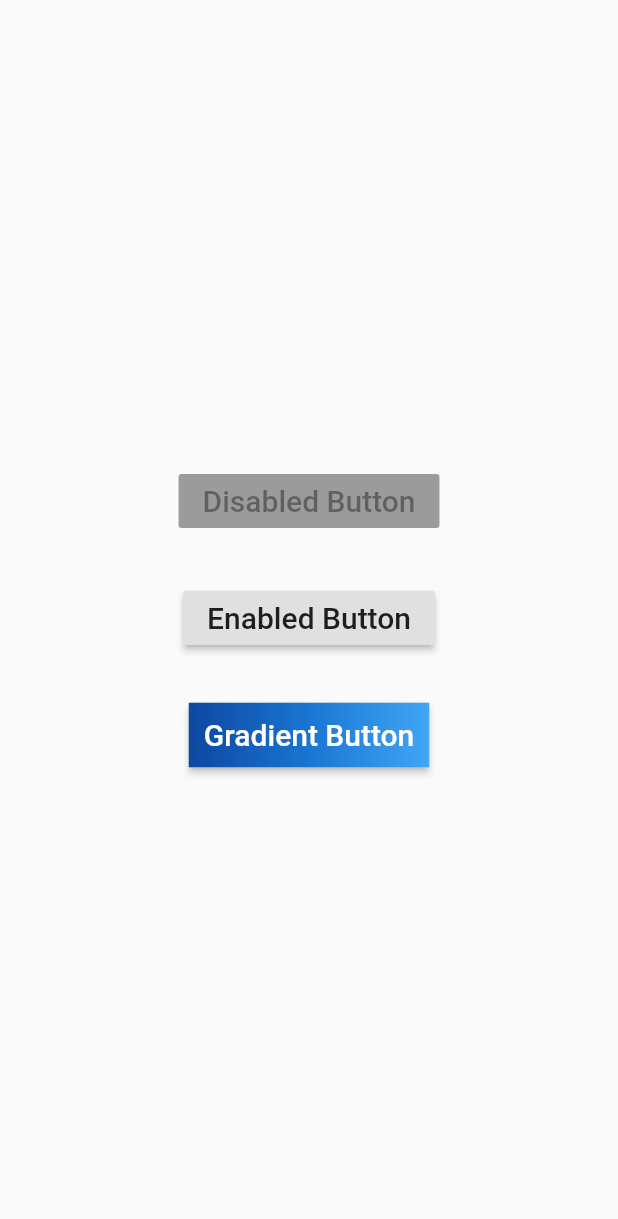
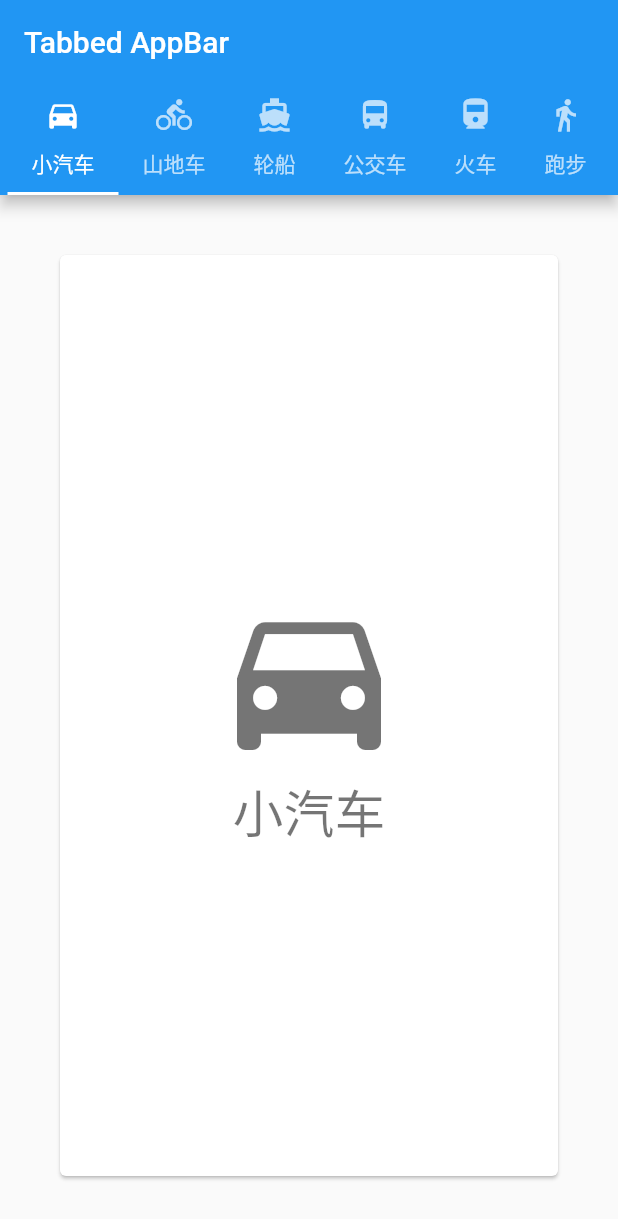
Before and after one commit to rldt/tmachine, a Flutter app: the screen it shows after launch, on a phone screen of 412 x 824 dp. Shown: the top 1219 px of the screen. Run offline on Flutter 3.47's test engine with Material 2 defaults, Android fonts, the phone set to English and light mode, and no system bars.

Commit message:
体验Flutter组件

```diff
--- /dev/null
+++ b/lib/layout/AppBar.1.dart
@@ -0,0 +1,77 @@
+import 'package:flutter/material.dart';
+
+class TabbedAppBarSample extends StatelessWidget {
+  @override
+  Widget build(BuildContext context) {
+    return new MaterialApp(
+      home: new DefaultTabController(
+        length: choices.length,
+        child: new Scaffold(
+          appBar: new AppBar(
+            title: const Text('Tabbed AppBar'),
+            bottom: new TabBar(
+              isScrollable: true,
+              tabs: choices.map((Choice choice) {
+                return new Tab(
+                  text: choice.title,
+                  icon: new Icon(choice.icon),
+                );
+              }).toList(),
+            ),
+          ),
+          body: new TabBarView(
+            children: choices.map((Choice choice) {
+              return new Padding(
+                padding: const EdgeInsets.all(36.0),
+                child: new ChoiceCard(choice: choice),
+              );
+            }).toList(),
+          ),
+        ),
+      ),
+    );
+  }
+}
+
+class Choice {
+  const Choice({ this.title, this.icon });
+  final String title;
+  final IconData icon;
+}
+
+const List<Choice> choices = const <Choice>[
+  const Choice(title: '小汽车', icon: Icons.directions_car),
+  const Choice(title: '山地车', icon: Icons.directions_bike),
+  const Choice(title: '轮船', icon: Icons.directions_boat),
+  const Choice(title: '公交车', icon: Icons.directions_bus),
+  const Choice(title: '火车', icon: Icons.directions_railway),
+  const Choice(title: '跑步', icon: Icons.directions_walk),
+];
+
+class ChoiceCard extends StatelessWidget {
+  const ChoiceCard({ Key key, this.choice }) : super(key: key);
+
+  final Choice choice;
+
+  @override
+  Widget build(BuildContext context) {
+    final TextStyle textStyle = Theme.of(context).textTheme.display1;
+    return new Card(
+      color: Colors.white,
+      child: new Center(
+        child: new Column(
+          mainAxisSize: MainAxisSize.min,
+          crossAxisAlignment: CrossAxisAlignment.center,
+          children: <Widget>[
+            new Icon(choice.icon, size: 128.0, color: textStyle.color),
+            new Text(choice.title, style: textStyle),
+          ],
+        ),
+      ),
+    );
+  }
+}
+
+void main() {
+  runApp(new TabbedAppBarSample());
+}
--- /dev/null
+++ b/lib/layout/AppBar.dart
@@ -0,0 +1,100 @@
+import 'package:flutter/material.dart';
+
+// runApp 接受Widget作为根树
+void main() => runApp(new App());
+
+class App extends StatefulWidget {
+  @override
+  createState() => AppState();
+}
+
+class AppState extends State<App> {
+  Choice _selectedChoice = choices[0];
+
+  void _select(Choice choice) {
+    setState(() {
+      _selectedChoice = choice;
+    });
+  }
+
+  Widget build(BuildContext context) {
+    return new MaterialApp(
+      home: new Scaffold(
+        appBar: new AppBar(
+          title: const Text('Basic AppBar'),
+          actions: <Widget>[
+            new IconButton(
+              // action button
+              icon: new Icon(choices[0].icon),
+              onPressed: () {
+                _select(choices[0]);
+              },
+            ),
+            new IconButton(
+              // action button
+              icon: new Icon(choices[1].icon),
+              onPressed: () {
+                _select(choices[1]);
+              },
+            ),
+            new PopupMenuButton<Choice>(
+              // overflow menu
+              onSelected: _select,
+              itemBuilder: (BuildContext context) {
+                return choices.skip(2).map((Choice choice) {
+                  return new PopupMenuItem<Choice>(
+                    value: choice,
+                    child: new Text(choice.title),
+                  );
+                }).toList();
+              },
+            ),
+          ],
+        ),
+        body: new Padding(
+          padding: const EdgeInsets.all(36.0),
+          child: new ChoiceCard(choice: _selectedChoice),
+        ),
+      ),
+    );
+  }
+}
+
+class Choice {
+  const Choice({this.title, this.icon});
+  final String title;
+  final IconData icon;
+}
+
+const List<Choice> choices = const <Choice>[
+  const Choice(title: 'Car', icon: Icons.directions_car),
+  const Choice(title: 'Bicycle', icon: Icons.directions_bike),
+  const Choice(title: 'Boat', icon: Icons.directions_boat),
+  const Choice(title: 'Bus', icon: Icons.directions_bus),
+  const Choice(title: 'Train', icon: Icons.directions_railway),
+  const Choice(title: 'Walk', icon: Icons.directions_walk),
+];
+
+class ChoiceCard extends StatelessWidget {
+  const ChoiceCard({Key key, this.choice}) : super(key: key);
+
+  final Choice choice;
+
+  @override
+  Widget build(BuildContext context) {
+    final TextStyle textStyle = Theme.of(context).textTheme.display1;
+    return new Card(
+      color: Colors.white,
+      child: new Center(
+        child: new Column(
+          mainAxisSize: MainAxisSize.min,
+          crossAxisAlignment: CrossAxisAlignment.center,
+          children: <Widget>[
+            new Icon(choice.icon, size: 128.0, color: textStyle.color),
+            new Text(choice.title, style: textStyle),
+          ],
+        ),
+      ),
+    );
+  }
+}
--- a/lib/layout/Row.dart
+++ b/lib/layout/Row.dart
@@ -1,5 +1,4 @@
 import 'package:flutter/material.dart';
-import 'bottom_tab_bar.dart';
 
 // runApp 接受Widget作为根树
 void main() => runApp(new App());
--- a/lib/main.dart
+++ b/lib/main.dart
@@ -1,56 +1,77 @@
 import 'package:flutter/material.dart';
 
-// runApp 接受Widget作为根树
-void main() => runApp(new App());
-
-class App extends StatelessWidget {
+class TabbedAppBarSample extends StatelessWidget {
   @override
   Widget build(BuildContext context) {
     return new MaterialApp(
-      title: 'Tmachine',
-      theme: new ThemeData(
-        primarySwatch: Colors.red,
-      ),
-      home: new Scaffold(
-        body: Center(
-          child: Column(
-            crossAxisAlignment: CrossAxisAlignment.center,
-            mainAxisSize: MainAxisSize.min,
-            children: <Widget>[
-              const RaisedButton(
-                onPressed: null,
-                child: Text('Disabled Button', style: TextStyle(fontSize: 20)),
-              ),
-              const SizedBox(height: 30),
-              RaisedButton(
-                onPressed: () {},
-                child: const Text('Enabled Button',
-                    style: TextStyle(fontSize: 20)),
-              ),
-              const SizedBox(height: 30),
-              RaisedButton(
-                onPressed: () {},
-                textColor: Colors.white,
-                padding: const EdgeInsets.all(0.0),
-                child: Container(
-                  decoration: const BoxDecoration(
-                    gradient: LinearGradient(
-                      colors: <Color>[
-                        Color(0xFF0D47A1),
-                        Color(0xFF1976D2),
-                        Color(0xFF42A5F5),
-                      ],
-                    ),
-                  ),
-                  padding: const EdgeInsets.all(10.0),
-                  child: const Text('Gradient Button',
-                      style: TextStyle(fontSize: 20)),
-                ),
-              ),
-            ],
+      home: new DefaultTabController(
+        length: choices.length,
+        child: new Scaffold(
+          appBar: new AppBar(
+            title: const Text('Tabbed AppBar'),
+            bottom: new TabBar(
+              isScrollable: true,
+              tabs: choices.map((Choice choice) {
+                return new Tab(
+                  text: choice.title,
+                  icon: new Icon(choice.icon),
+                );
+              }).toList(),
+            ),
+          ),
+          body: new TabBarView(
+            children: choices.map((Choice choice) {
+              return new Padding(
+                padding: const EdgeInsets.all(36.0),
+                child: new ChoiceCard(choice: choice),
+              );
+            }).toList(),
           ),
         ),
       ),
     );
   }
 }
+
+class Choice {
+  const Choice({ this.title, this.icon });
+  final String title;
+  final IconData icon;
+}
+
+const List<Choice> choices = const <Choice>[
+  const Choice(title: '小汽车', icon: Icons.directions_car),
+  const Choice(title: '山地车', icon: Icons.directions_bike),
+  const Choice(title: '轮船', icon: Icons.directions_boat),
+  const Choice(title: '公交车', icon: Icons.directions_bus),
+  const Choice(title: '火车', icon: Icons.directions_railway),
+  const Choice(title: '跑步', icon: Icons.directions_walk),
+];
+
+class ChoiceCard extends StatelessWidget {
+  const ChoiceCard({ Key key, this.choice }) : super(key: key);
+
+  final Choice choice;
+
+  @override
+  Widget build(BuildContext context) {
+    final TextStyle textStyle = Theme.of(context).textTheme.display1;
+    return new Card(
+      color: Colors.white,
+      child: new Center(
+        child: new Column(
+          mainAxisSize: MainAxisSize.min,
+          crossAxisAlignment: CrossAxisAlignment.center,
+          children: <Widget>[
+            new Icon(choice.icon, size: 128.0, color: textStyle.color),
+            new Text(choice.title, style: textStyle),
+          ],
+        ),
+      ),
+    );
+  }
+}
+
+void main() {
+  runApp(new TabbedAppBarSample());
+}
```
Also changed, not shown: lib/layout/Scaffold.dart (added, +60 -0 lines), 1 other file.
